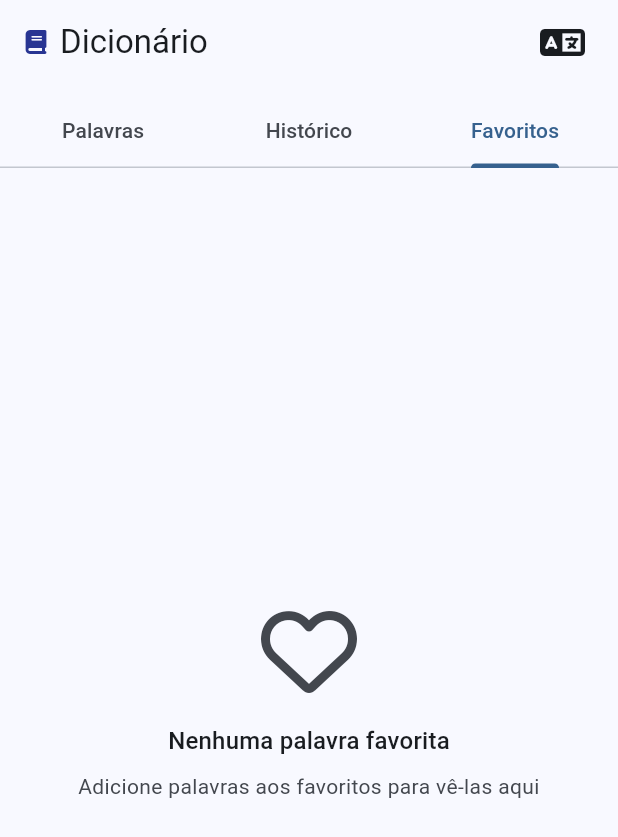
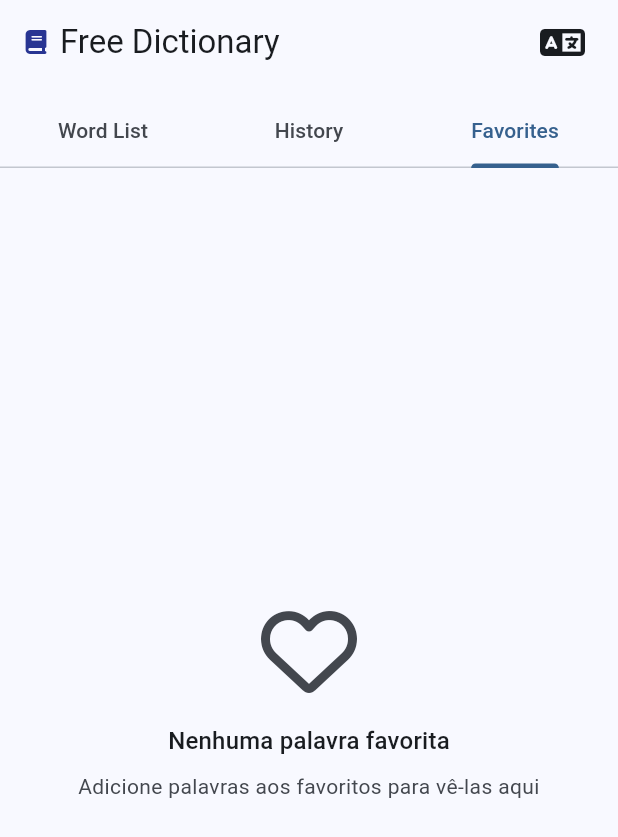
Before and after one commit to kaiquegazola/free_dictionary_app, a Flutter app: the screen it shows after launch, tab 3 chosen, on a phone screen of 412 x 824 dp. Shown: the top 837 px of the screen. Run offline on Flutter 3.47's test engine with Material 3 defaults, Android fonts, the phone set to English and light mode, and no system bars; our stand-ins replace dio, equatable, flutter_mobx, font_awesome_flutter, gap, get_it and 4 more; generated files the repository leaves out were written again.

Commit message:
refactor: fix l10n updates

```diff
--- a/lib/di/service_locator.dart
+++ b/lib/di/service_locator.dart
@@ -7,8 +7,10 @@ import 'package:get_it/get_it.dart';
 final GetIt getIt = GetIt.instance;
 
 void setupServiceLocator() {
+  // Core
   getIt.registerLazySingleton<HttpClient>(() => DioHttpClient());
 
+  // Data Layer
   getIt.registerLazySingleton<LoadWords>(() => LocalLoadWords());
   getIt.registerLazySingleton<LoadDictionary>(
     () => RemoteLoadDictionary(
@@ -16,6 +18,7 @@ void setupServiceLocator() {
     ),
   );
 
+  // Stores
   getIt.registerFactory<MainStore>(() => MainStore());
   getIt.registerLazySingleton<HomeStore>(
     () => HomeStore(
--- a/lib/l10n/l10n.dart
+++ b/lib/l10n/l10n.dart
@@ -1,16 +1,15 @@
+import 'package:flutter/material.dart';
 import 'package:free_dictionary/l10n/app_localizations.dart';
-import 'package:free_dictionary/l10n/app_localizations_pt.dart';
+export 'app_localizations.dart';
 
-AppLocalizations get l10n {
-  try {
-    return _currentL10n;
-  } catch (e) {
-    return AppLocalizationsPt();
-  }
+final currentLocale = ValueNotifier<Locale>(const Locale('en', 'US'));
+final l10nNotifier = ValueNotifier<AppLocalizations>(
+  lookupAppLocalizations(currentLocale.value),
+);
+
+AppLocalizations get l10n => l10nNotifier.value;
+
+void changeLanguage(Locale locale){
+  l10nNotifier.value = lookupAppLocalizations(locale);
+  currentLocale.value = locale;
 }
-
-late AppLocalizations _currentL10n;
-
-void setL10n(AppLocalizations localizations) {
-  _currentL10n = localizations;
-}
--- a/lib/l10n/l10n_initializer.dart
+++ b/lib/l10n/l10n_initializer.dart
@@ -1,24 +1,20 @@
 import 'package:flutter/material.dart';
-import 'package:free_dictionary/l10n/app_localizations.dart';
-import 'package:free_dictionary/l10n/l10n.dart';
+
+import 'l10n.dart';
 
 class L10nInitializer extends StatelessWidget {
   const L10nInitializer({
     super.key,
-    required this.child,
+    required this.builder,
   });
-  final Widget child;
+
+  final Widget Function(BuildContext context, Locale locale) builder;
 
   @override
   Widget build(BuildContext context) {
-    return Builder(
-      builder: (context) {
-        final localizations = AppLocalizations.of(context);
-        if (localizations != null) {
-          setL10n(localizations);
-        }
-        return child;
-      },
+    return ValueListenableBuilder(
+      valueListenable: currentLocale,
+      builder: (context, locale, _) => builder(context, locale),
     );
   }
 }
--- a/lib/main.dart
+++ b/lib/main.dart
@@ -2,10 +2,11 @@ import 'package:flutter/material.dart';
 import 'package:flutter_localizations/flutter_localizations.dart';
 import 'package:free_dictionary/di/service_locator.dart';
 import 'package:free_dictionary/l10n/app_localizations.dart';
+import 'package:free_dictionary/l10n/l10n.dart';
 import 'package:free_dictionary/l10n/l10n_initializer.dart';
 import 'package:free_dictionary/router/app_router.dart';
 
-void main() {
+void main() async {
   WidgetsFlutterBinding.ensureInitialized();
   setupServiceLocator();
   runApp(const MyApp());
@@ -17,7 +18,9 @@ class MyApp extends StatelessWidget {
   @override
   Widget build(BuildContext context) {
     return L10nInitializer(
-      child: MaterialApp.router(
+      builder: (context, locale) {
+        return MaterialApp.router(
+          locale: locale,
           title: 'Free Dictionary',
           theme: ThemeData(
             colorScheme: ColorScheme.fromSeed(seedColor: Colors.blue),
@@ -34,7 +37,8 @@ class MyApp extends StatelessWidget {
             GlobalCupertinoLocalizations.delegate,
           ],
           routerConfig: appRouter,
-      ),
+        );
+      },
     );
   }
 }
--- a/lib/screens/favorites/favorites_screen.dart
+++ b/lib/screens/favorites/favorites_screen.dart
@@ -1,6 +1,6 @@
 import 'package:flutter/material.dart';
 import 'package:flutter_mobx/flutter_mobx.dart';
-import 'package:free_dictionary/l10n/app_localizations.dart';
+import 'package:free_dictionary/widgets/widgets.dart';
 
 import 'favorites_store.dart';
 import 'widgets/widgets.dart';
@@ -27,10 +27,8 @@ class _FavoritesScreenState extends State<FavoritesScreen> {
 
   @override
   Widget build(BuildContext context) {
-    final l10n = AppLocalizations.of(context)!;
-
-    return Scaffold(
-      body: Observer(
+    return ScaffoldBase(
+      builder: (context, l10n) => Observer(
         builder: (context) {
           if (_favoritesStore.isLoading) {
             return const Center(child: CircularProgressIndicator());
@@ -40,69 +38,25 @@ class _FavoritesScreenState extends State<FavoritesScreen> {
             return const EmptyFavorites();
           }
 
-          return Column(
-            children: [
-              FavoritesHeader(
-                favoriteCount: _favoritesStore.favoriteWords.length,
-                onClear: () => _showClearFavoritesDialog(context, l10n),
-              ),
-              Expanded(
-                child: GridView.builder(
-                  padding: const EdgeInsets.symmetric(horizontal: 16),
-                  gridDelegate: SliverGridDelegateWithFixedCrossAxisCount(
-                    crossAxisCount: _getCrossAxisCount(context),
-                    childAspectRatio: 3,
-                    crossAxisSpacing: 12,
-                    mainAxisSpacing: 12,
-                  ),
-                  itemCount: _favoritesStore.favoriteWords.length,
-                  itemBuilder: (context, index) {
-                    final word = _favoritesStore.favoriteWords[index];
-                    return FavoriteCard(
-                      word: word.word,
-                      phonetic: word.phonetic,
-                      onRemove: () =>
-                          _favoritesStore.removeFromFavorites(word.word),
-                    );
-                  },
+          return ListView.builder(
+            itemCount: _favoritesStore.favoriteWords.length,
+            itemBuilder: (context, index) {
+              final favorite = _favoritesStore.favoriteWords[index];
+              return ListTile(
+                title: Text(favorite.word),
+                subtitle: favorite.phonetic != null
+                    ? Text(favorite.phonetic!)
+                    : null,
+                trailing: IconButton(
+                  icon: const Icon(Icons.delete),
+                  onPressed: () =>
+                      _favoritesStore.removeFromFavorites(favorite.word),
                 ),
-              ),
-            ],
+              );
+            },
           );
         },
       ),
     );
   }
-
-  void _showClearFavoritesDialog(BuildContext context, AppLocalizations l10n) {
-    showDialog(
-      context: context,
-      builder: (context) => AlertDialog(
-        title: const Text('Limpar favoritos'),
-        content: const Text(
-          'Tem certeza que deseja remover todas as palavras dos favoritos?',
-        ),
-        actions: [
-          TextButton(
-            onPressed: () => Navigator.of(context).pop(),
-            child: const Text('Cancelar'),
-          ),
-          FilledButton(
-            onPressed: () {
-              _favoritesStore.clearFavorites();
-              Navigator.of(context).pop();
-            },
-            child: const Text('Limpar'),
-          ),
-        ],
-      ),
-    );
-  }
-
-  int _getCrossAxisCount(BuildContext context) {
-    final width = MediaQuery.of(context).size.width;
-    if (width > 1200) return 3;
-    if (width > 800) return 2;
-    return 1;
-  }
 }
--- a/lib/screens/main/main_screen.dart
+++ b/lib/screens/main/main_screen.dart
@@ -1,7 +1,7 @@
 import 'package:flutter/material.dart';
 import 'package:font_awesome_flutter/font_awesome_flutter.dart';
-import 'package:free_dictionary/l10n/l10n.dart';
 import 'package:free_dictionary/screens/screens.dart';
+import 'package:free_dictionary/widgets/widgets.dart';
 import 'package:gap/gap.dart';
 
 import 'tab_options.dart';
@@ -50,8 +50,9 @@ class _MainScreenState extends State<MainScreen>
 
   @override
   Widget build(BuildContext context) {
-    return Scaffold(
-      body: NestedScrollView(
+    return ScaffoldBase(
+      builder: (context, l10n) {
+        return NestedScrollView(
           headerSliverBuilder: (context, innerBoxIsScrolled) {
             return [
               SliverAppBar(
@@ -81,7 +82,8 @@ class _MainScreenState extends State<MainScreen>
             historyStore: widget.historyStore,
             favoritesStore: widget.favoritesStore,
           ),
-      ),
+        );
+      },
     );
   }
 
--- /dev/null
+++ b/lib/widgets/scaffold_base.dart
@@ -0,0 +1,44 @@
+import 'package:flutter/material.dart';
+import 'package:free_dictionary/l10n/l10n.dart';
+
+class ScaffoldBase extends StatelessWidget {
+  const ScaffoldBase({
+    super.key,
+    required this.builder,
+    this.appBar,
+    this.floatingActionButton,
+    this.floatingActionButtonLocation,
+    this.bottomNavigationBar,
+    this.drawer,
+    this.endDrawer,
+    this.backgroundColor,
+  });
+
+  final Widget Function(BuildContext context, AppLocalizations l10n) builder;
+  final PreferredSizeWidget? appBar;
+  final Widget? floatingActionButton;
+  final FloatingActionButtonLocation? floatingActionButtonLocation;
+  final Widget? bottomNavigationBar;
+  final Widget? drawer;
+  final Widget? endDrawer;
+  final Color? backgroundColor;
+
+  @override
+  Widget build(BuildContext context) {
+    return ValueListenableBuilder<AppLocalizations>(
+      valueListenable: l10nNotifier,
+      builder: (context, l10n, _) {
+        return Scaffold(
+          appBar: appBar,
+          body: builder(context, l10n),
+          floatingActionButton: floatingActionButton,
+          floatingActionButtonLocation: floatingActionButtonLocation,
+          bottomNavigationBar: bottomNavigationBar,
+          drawer: drawer,
+          endDrawer: endDrawer,
+          backgroundColor: backgroundColor,
+        );
+      },
+    );
+  }
+}
--- a/lib/widgets/widgets.dart
+++ b/lib/widgets/widgets.dart
@@ -1,3 +1,4 @@
 export 'error/error_state.dart';
 export 'error/no_internet_error.dart';
 export 'error/server_error.dart';
+export 'scaffold_base.dart';
```
Also changed, not shown: lib/screens/history/history_screen.dart (+5 -3 lines), lib/screens/main/main_store.dart (+4 -3 lines), lib/screens/main/main_store.g.dart. Lines whose indentation alone changed are shown as unchanged.
